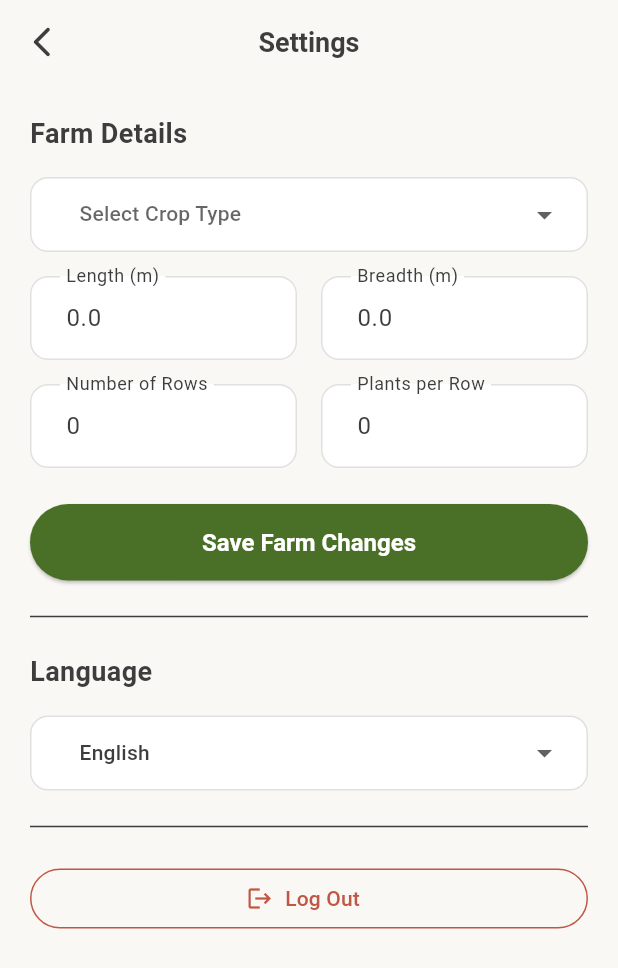
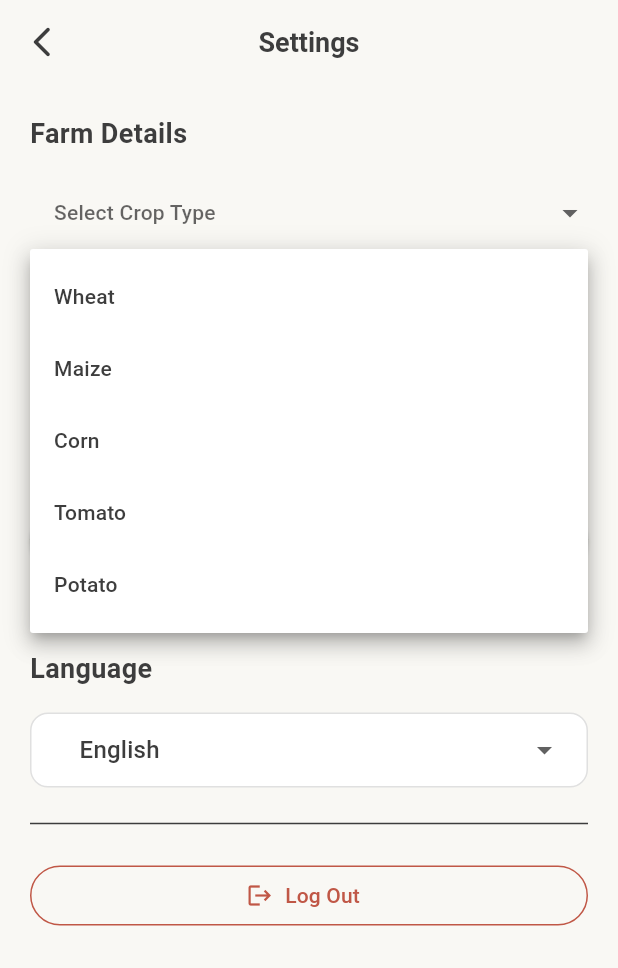
Before and after one commit to akshitrajput/AgriSense, a Flutter app: the SettingsScreen screen opened directly, after a tap on "Select Crop Type", on a phone screen of 412 x 824 dp. Shown: the top 968 px of the screen. Run offline on Flutter 3.47's test engine with Material 3 defaults, Android fonts, the phone set to English and light mode, and no system bars; drawn by our look-alikes of dropdown_button2; our stand-ins replace animated_bottom_navigation_bar, firebase_auth, firebase_core, flutter_map, geolocator, image_picker and 3 more; accounts and stored records are empty; generated files the repository leaves out were written again.

Commit message:
branch ended

```diff
--- a/lib/screens/settings_screen.dart
+++ b/lib/screens/settings_screen.dart
@@ -6,6 +6,7 @@ import 'package:agrisense/screens/splash_screen.dart';
 import 'package:agrisense/theme/app_theme.dart';
 import 'package:agrisense/widgets/custom_app_bar.dart';
 import 'package:dropdown_button2/dropdown_button2.dart';
+import 'package:firebase_auth/firebase_auth.dart'; // ADDED: Import Firebase Auth
 import 'package:flutter/material.dart';
 import 'package:provider/provider.dart';
 
@@ -37,7 +38,6 @@ class _SettingsScreenState extends State<SettingsScreen> {
   Map<String, String> _translatedCrops = {};
 
   Language? _selectedLanguage;
-  // CHANGE: Expanded the list to include all supported languages
   final List<Language> _languages = [
     Language('en', 'English'),
     Language('hi', 'हिन्दी (Hindi)'),
@@ -130,7 +130,15 @@ class _SettingsScreenState extends State<SettingsScreen> {
   }
 
   Future<void> _logout() async {
-    await context.read<FarmDataProvider>().clearData();
+    // ADDED: This line signs the user out of their Firebase session.
+    await FirebaseAuth.instance.signOut();
+
+    // This line clears the local farm data
+    if (mounted) {
+      await context.read<FarmDataProvider>().clearData();
+    }
+
+    // This navigates the user back to the start of the app
     if (mounted) {
       Navigator.of(context).pushAndRemoveUntil(
         MaterialPageRoute(builder: (context) => const SplashScreen()),
@@ -222,45 +230,7 @@ class _SettingsScreenState extends State<SettingsScreen> {
           );
         }).toList(),
         value: _selectedCropKey,
-        onChanged: (String? value) {
-          setState(() {
-            _selectedCropKey = value;
-          });
-        },
-        buttonStyleData: ButtonStyleData(
-          padding: const EdgeInsets.symmetric(horizontal: 16),
-          height: 50,
-          decoration: BoxDecoration(color: Colors.white, borderRadius: BorderRadius.circular(12), border: Border.all(color: AppTheme.borderColor)),
-        ),
-        dropdownStyleData: DropdownStyleData(maxHeight: 200, decoration: BoxDecoration(borderRadius: BorderRadius.circular(12))),
-        menuItemStyleData: const MenuItemStyleData(height: 40),
-        dropdownSearchData: DropdownSearchData(
-          searchController: _cropSearchController,
-          searchInnerWidgetHeight: 50,
-          searchInnerWidget: Container(
-            height: 50,
-            padding: const EdgeInsets.only(top: 8, bottom: 4, right: 8, left: 8),
-            child: TextFormField(
-              expands: true,
-              maxLines: null,
-              controller: _cropSearchController,
-              decoration: InputDecoration(
-                isDense: true,
-                contentPadding: const EdgeInsets.symmetric(horizontal: 10, vertical: 8),
-                hintText: 'Search for a crop...',
-                hintStyle: const TextStyle(fontSize: 12),
-                border: OutlineInputBorder(borderRadius: BorderRadius.circular(8)),
-              ),
-            ),
-          ),
-          searchMatchFn: (item, searchValue) {
-            final textChild = item.child as Text;
-            return textChild.data.toString().toLowerCase().contains(searchValue.toLowerCase());
-          },
-        ),
-        onMenuStateChange: (isOpen) {
-          if (!isOpen) _cropSearchController.clear();
-        },
+        onChanged: (String? newValue) => setState(() => _selectedCropKey = newValue),
       ),
     );
   }
@@ -271,7 +241,9 @@ class _SettingsScreenState extends State<SettingsScreen> {
       child: DropdownButton2<Language>(
         isExpanded: true,
         hint: Text(localizations.selectLanguage, style: TextStyle(fontSize: 14, color: Theme.of(context).hintColor)),
-        items: _languages.map((Language item) => DropdownMenuItem<Language>(value: item, child: Text(item.name, style: const TextStyle(fontSize: 14)))).toList(),
+        items: _languages.map((Language lang) {
+          return DropdownMenuItem<Language>(value: lang, child: Text(lang.name));
+        }).toList(),
         value: _selectedLanguage,
         onChanged: (Language? language) {
           if (language != null) {
--- a/pubspec.yaml
+++ b/pubspec.yaml
@@ -52,6 +52,7 @@ dependencies:
   latlong2: ^0.9.1
   firebase_storage: ^13.0.2
   firebase_auth: ^6.1.0
+  cloud_firestore: ^6.0.2
 
 dev_dependencies:
   flutter_test:
```
Also changed, not shown: lib/screens/rover_panel_screen.dart (+0 -67 lines), lib/screens/splash_screen.dart (+2 -5 lines), pubspec.lock, 3 other files.
